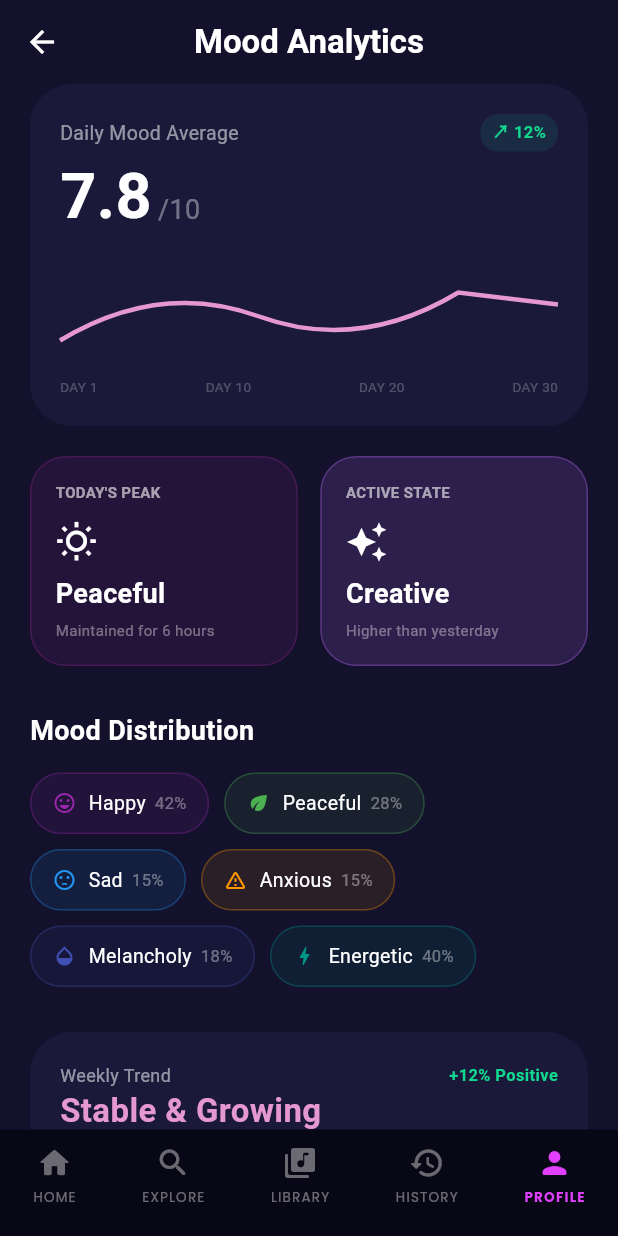
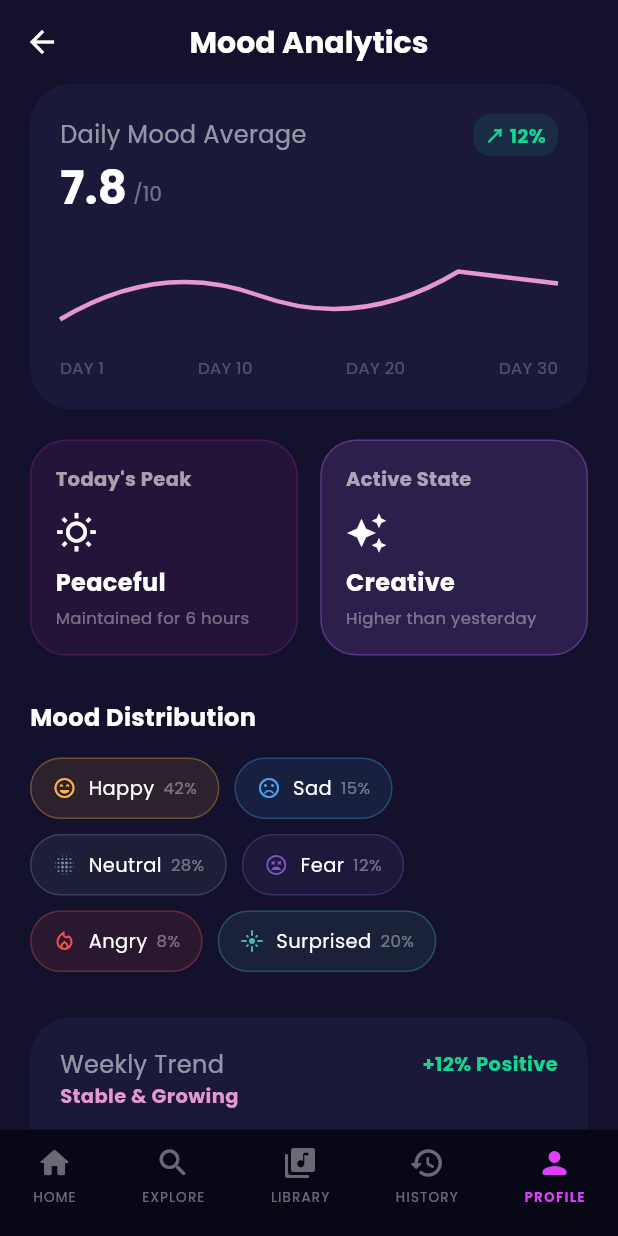
Before and after one commit to niruban-codes/Emora, a Flutter app: the MoodAnalyticsScreen screen opened by its route, on a phone screen of 412 x 824 dp. Run offline on Flutter 3.47's test engine with Material 3 defaults, Android fonts, the phone set to English and light mode, and no system bars; our stand-ins replace cloud_firestore, firebase_auth, firebase_core, fl_chart, flutter_svg, go_router and 3 more; accounts and stored records are empty.

Commit message:
Update mood analytics screen and insights screens  UI elements and refine overall layout styles

```diff
--- a/frontend/lib/screens/profile/insights_screen.dart
+++ b/frontend/lib/screens/profile/insights_screen.dart
@@ -256,7 +256,7 @@ class InsightsScreen extends StatelessWidget {
                         style: GoogleFonts.poppins(
                           color: pinkAccent,
                           fontSize: 13,
-                          fontWeight: FontWeight.bold,
+                          fontWeight: FontWeight.w500,
                           letterSpacing: 0.5,
                         ),
                       ),
@@ -372,8 +372,8 @@ class InsightsScreen extends StatelessWidget {
                   title,
                   style: GoogleFonts.poppins(
                     color: Colors.white,
-                    fontSize: 16,
-                    fontWeight: FontWeight.bold,
+                    fontSize: 14,
+                    fontWeight: FontWeight.w500,
                   ),
                 ),
                 const SizedBox(height: 2),
@@ -389,7 +389,7 @@ class InsightsScreen extends StatelessWidget {
             style:GoogleFonts.poppins(
               color: pinkAccent,
               fontSize: 13,
-              fontWeight: FontWeight.bold,
+              fontWeight: FontWeight.w500,
             ),
           ),
         ],
--- a/frontend/lib/screens/profile/mood_analysis_screen.dart
+++ b/frontend/lib/screens/profile/mood_analysis_screen.dart
@@ -1,5 +1,6 @@
 import 'package:flutter/material.dart';
 import 'package:go_router/go_router.dart';
+import 'package:google_fonts/google_fonts.dart';
 
 class MoodAnalyticsScreen extends StatelessWidget {
   const MoodAnalyticsScreen({super.key});
@@ -21,9 +22,13 @@ class MoodAnalyticsScreen extends StatelessWidget {
           icon: const Icon(Icons.arrow_back, color: Colors.white),
           onPressed: () => context.pop(),
         ),
-        title: const Text(
+        title:  Text(
           "Mood Analytics",
-          style: TextStyle(color: Colors.white, fontWeight: FontWeight.bold),
+          style: GoogleFonts.poppins(
+            color: Colors.white,
+            fontWeight: FontWeight.bold,
+            fontSize: 20,
+            ),
         ),
         centerTitle: true,
       ),
@@ -38,7 +43,7 @@ class MoodAnalyticsScreen extends StatelessWidget {
               children: [
                 Expanded(
                   child: _buildStateCard(
-                    "TODAY'S PEAK",
+                    "Today's Peak",
                     "Peaceful",
                     "Maintained for 6 hours",
                     Icons.wb_sunny_outlined,
@@ -48,7 +53,7 @@ class MoodAnalyticsScreen extends StatelessWidget {
                 const SizedBox(width: 15),
                 Expanded(
                   child: _buildStateCard(
-                    "ACTIVE STATE",
+                    "Active State",
                     "Creative",
                     "Higher than yesterday",
                     Icons.auto_awesome,
@@ -58,11 +63,11 @@ class MoodAnalyticsScreen extends StatelessWidget {
               ],
             ),
             const SizedBox(height: 30),
-            const Text(
+            Text (
               "Mood Distribution",
-              style: TextStyle(
+              style: GoogleFonts.poppins(
                 color: Colors.white,
-                fontSize: 18,
+                fontSize: 16,
                 fontWeight: FontWeight.bold,
               ),
             ),
@@ -94,9 +99,9 @@ class MoodAnalyticsScreen extends StatelessWidget {
           Row(
             mainAxisAlignment: MainAxisAlignment.spaceBetween,
             children: [
-              const Text(
+               Text(
                 "Daily Mood Average",
-                style: TextStyle(color: Colors.white54, fontSize: 13),
+                style: GoogleFonts.poppins(color: Colors.white54, fontSize: 16),
               ),
               Container(
                 padding: const EdgeInsets.symmetric(horizontal: 8, vertical: 4),
@@ -104,25 +109,25 @@ class MoodAnalyticsScreen extends StatelessWidget {
                   color: greenAccent.withOpacity(0.1),
                   borderRadius: BorderRadius.circular(12),
                 ),
-                child: const Text(
+                child:  Text(
                   "↗ 12%",
-                  style: TextStyle(
+                  style: GoogleFonts.poppins(
                     color: greenAccent,
-                    fontSize: 11,
+                    fontSize: 13,
                     fontWeight: FontWeight.bold,
                   ),
                 ),
               ),
             ],
           ),
-          const Row(
+           Row(
             crossAxisAlignment: CrossAxisAlignment.end,
             children: [
               Text(
                 "7.8",
-                style: TextStyle(
+                style: GoogleFonts.poppins(
                   color: Colors.white,
-                  fontSize: 42,
+                  fontSize: 30,
                   fontWeight: FontWeight.bold,
                 ),
               ),
@@ -130,7 +135,7 @@ class MoodAnalyticsScreen extends StatelessWidget {
                 padding: EdgeInsets.only(bottom: 8, left: 4),
                 child: Text(
                   "/10",
-                  style: TextStyle(color: Colors.white38, fontSize: 18),
+                  style: GoogleFonts.poppins(color: Colors.white38, fontSize: 13),
                 ),
               ),
             ],
@@ -141,24 +146,24 @@ class MoodAnalyticsScreen extends StatelessWidget {
             width: double.infinity,
             child: CustomPaint(painter: WavePainter(pinkAccent)),
           ),
-          const Row(
+           Row(
             mainAxisAlignment: MainAxisAlignment.spaceBetween,
             children: [
               Text(
                 "DAY 1",
-                style: TextStyle(color: Colors.white24, fontSize: 9),
+                style: GoogleFonts.poppins(color: Colors.white24, fontSize: 11),
               ),
               Text(
                 "DAY 10",
-                style: TextStyle(color: Colors.white24, fontSize: 9),
+                style: GoogleFonts.poppins(color: Colors.white24, fontSize: 11),
               ),
               Text(
                 "DAY 20",
-                style: TextStyle(color: Colors.white24, fontSize: 9),
+                style: GoogleFonts.poppins(color: Colors.white24, fontSize: 11),
               ),
               Text(
                 "DAY 30",
-                style: TextStyle(color: Colors.white24, fontSize: 9),
+                style: GoogleFonts.poppins(color: Colors.white24, fontSize: 11),
               ),
             ],
           ),
@@ -186,9 +191,9 @@ class MoodAnalyticsScreen extends StatelessWidget {
         children: [
           Text(
             label,
-            style: const TextStyle(
+            style: GoogleFonts.poppins(
               color: Colors.white60,
-              fontSize: 10,
+              fontSize: 13,
               fontWeight: FontWeight.bold,
             ),
           ),
@@ -197,16 +202,16 @@ class MoodAnalyticsScreen extends StatelessWidget {
           const SizedBox(height: 8),
           Text(
             value,
-            style: const TextStyle(
+            style:  GoogleFonts.poppins(
               color: Colors.white,
-              fontSize: 18,
+              fontSize: 16,
               fontWeight: FontWeight.bold,
             ),
           ),
           const SizedBox(height: 4),
           Text(
             sub,
-            style: const TextStyle(color: Colors.white38, fontSize: 10),
+            style: GoogleFonts.poppins(color: Colors.white38, fontSize: 11),
           ),
         ],
       ),
@@ -218,17 +223,12 @@ class MoodAnalyticsScreen extends StatelessWidget {
       spacing: 10,
       runSpacing: 10,
       children: [
-        _moodChip(
-          "Happy",
-          "42%",
-          Colors.purple,
-          Icons.sentiment_very_satisfied,
-        ),
-        _moodChip("Peaceful", "28%", Colors.green, Icons.eco),
-        _moodChip("Sad", "15%", Colors.blue, Icons.sentiment_dissatisfied),
-        _moodChip("Anxious", "15%", Colors.orange, Icons.warning_amber_rounded),
-        _moodChip("Melancholy", "18%", Colors.indigo, Icons.opacity),
-        _moodChip("Energetic", "40%", Colors.teal, Icons.bolt),
+        _moodChip("Happy", "42%", Color(0xFFFFB347), Icons.sentiment_very_satisfied_rounded,),
+        _moodChip("Sad", "15%", Color(0xFF42A5F5), Icons.sentiment_dissatisfied_rounded,),
+        _moodChip("Neutral", "28%", Color(0xFF78909C), Icons.lens_blur_rounded,),
+        _moodChip("Fear", "12%", Color(0xFF7E57C2), Icons.sentiment_very_dissatisfied_outlined,),
+        _moodChip("Angry", "8%", Color(0xFFEF5350), Icons.local_fire_department_outlined,),
+        _moodChip("Surprised", "20%", Color(0xFF4DB6AC), Icons.flare_rounded,),
       ],
     );
   }
@@ -248,12 +248,12 @@ class MoodAnalyticsScreen extends StatelessWidget {
           const SizedBox(width: 8),
           Text(
             label,
-            style: const TextStyle(color: Colors.white, fontSize: 13),
+            style: GoogleFonts.poppins(color: Colors.white, fontSize: 13),
           ),
           const SizedBox(width: 6),
           Text(
             percent,
-            style: const TextStyle(color: Colors.white38, fontSize: 11),
+            style: GoogleFonts.poppins(color: Colors.white38, fontSize: 11),
           ),
         ],
       ),
@@ -270,28 +270,28 @@ class MoodAnalyticsScreen extends StatelessWidget {
       child: Column(
         crossAxisAlignment: CrossAxisAlignment.start,
         children: [
-          const Row(
+           Row(
             mainAxisAlignment: MainAxisAlignment.spaceBetween,
             children: [
               Text(
                 "Weekly Trend",
-                style: TextStyle(color: Colors.white54, fontSize: 12),
+                style: GoogleFonts.poppins(color: Colors.white54, fontSize: 16),
               ),
               Text(
                 "+12% Positive",
-                style: TextStyle(
+                style: GoogleFonts.poppins(
                   color: greenAccent,
-                  fontSize: 11,
+                  fontSize: 13,
                   fontWeight: FontWeight.bold,
                 ),
               ),
             ],
           ),
-          const Text(
+           Text(
             "Stable & Growing",
-            style: TextStyle(
+            style: GoogleFonts.poppins(
               color: pinkAccent,
-              fontSize: 22,
+              fontSize: 13,
               fontWeight: FontWeight.bold,
             ),
           ),
@@ -302,9 +302,9 @@ class MoodAnalyticsScreen extends StatelessWidget {
             child: CustomPaint(painter: WavePainter(purpleAccent)),
           ),
           const SizedBox(height: 10),
-          const Text(
+           Text(
             "You stayed calm for most of the day",
-            style: TextStyle(color: Colors.white70, fontSize: 13),
+            style: GoogleFonts.poppins(color: Colors.white70, fontSize: 13),
           ),
         ],
       ),
@@ -323,9 +323,9 @@ class MoodAnalyticsScreen extends StatelessWidget {
           Row(
             mainAxisAlignment: MainAxisAlignment.spaceBetween,
             children: [
-              const Text(
+              Text(
                 "October 2023",
-                style: TextStyle(
+                style: GoogleFonts.poppins(
                   color: Colors.white,
                   fontSize: 16,
                   fontWeight: FontWeight.bold,
@@ -340,7 +340,7 @@ class MoodAnalyticsScreen extends StatelessWidget {
             ],
           ),
           const SizedBox(height: 15),
-          const Row(
+           Row(
             mainAxisAlignment: MainAxisAlignment.spaceBetween,
             children: [
               _DayHeader("S"),
@@ -418,10 +418,10 @@ class MoodAnalyticsScreen extends StatelessWidget {
           color: const Color(0xFF24224D),
           borderRadius: BorderRadius.circular(16),
         ),
-        child: const Center(
+        child:  Center(
           child: Text(
             "View Monthly Analytics",
-            style: TextStyle(
+            style: GoogleFonts.poppins(
               color: Colors.white,
               fontSize: 16,
               fontWeight: FontWeight.w600,
@@ -443,11 +443,11 @@ class _DayHeader extends StatelessWidget {
       child: Center(
         child: Text(
           label,
-          style: const TextStyle(
+          style: GoogleFonts.poppins(
             color: Colors.white24,
-            fontSize: 11,
+            fontSize: 13,
             fontWeight: FontWeight.bold,
-          ),
+          ), //calender day heads
         ),
       ),
     );
@@ -486,11 +486,11 @@ class _DateCircle extends StatelessWidget {
       child: Center(
         child: Text(
           text,
-          style: TextStyle(
+          style: GoogleFonts.poppins(
             color: isMuted ? Colors.white12 : Colors.white,
-            fontSize: 12,
+            fontSize: 13,
             fontWeight: FontWeight.bold,
-          ),
+          ), //calender numbers
         ),
       ),
     );
```
